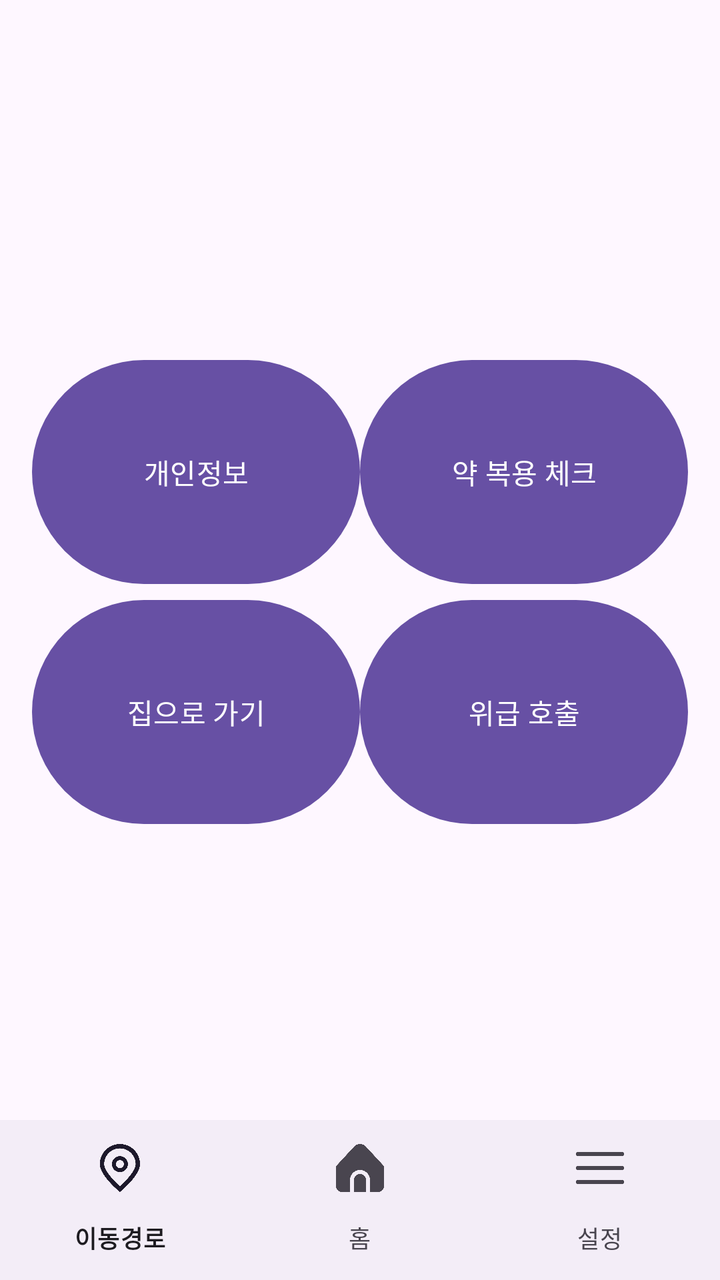
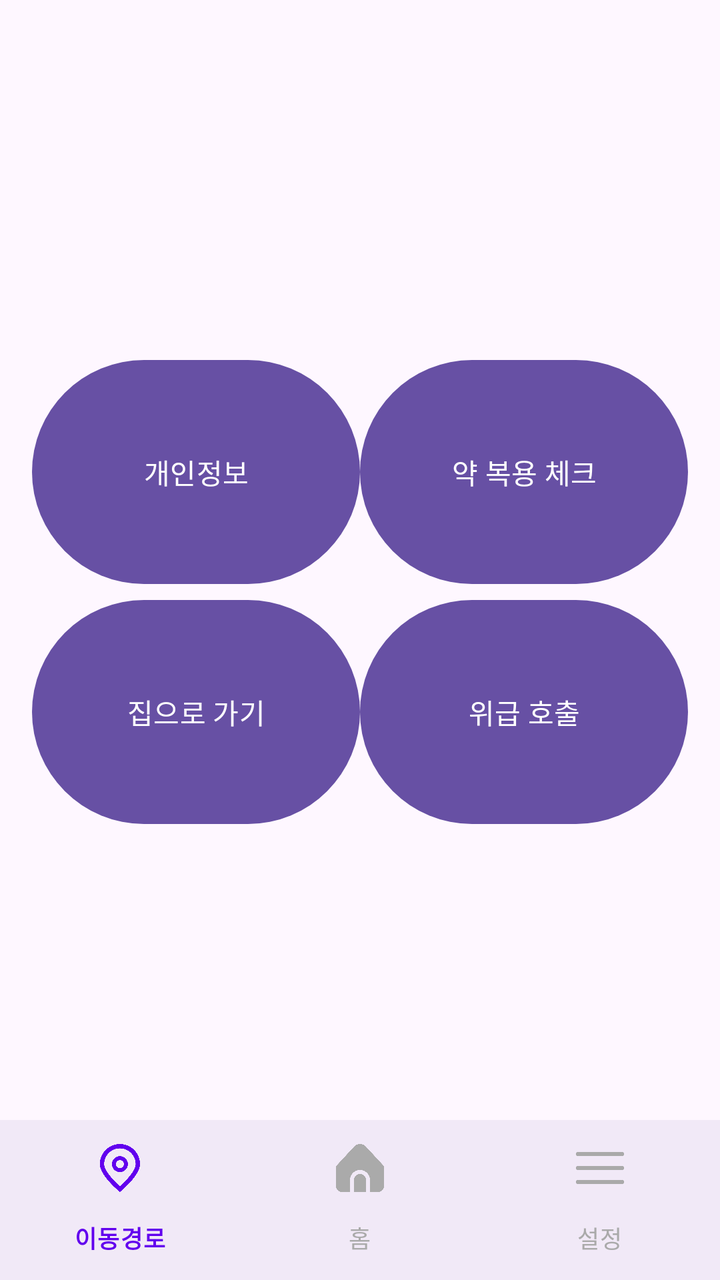

Two renders of the same Android screen: before a commit and after it. Below are the layout's source before the change and the commit's diff.
<!-- AndroidManifest.xml: application theme Theme.SecondApp -->
<!-- res/layout/activity_main.xml -->
<?xml version="1.0" encoding="utf-8"?>
<RelativeLayout xmlns:android="http://schemas.android.com/apk/res/android"
    xmlns:app="http://schemas.android.com/apk/res-auto"
    android:layout_width="match_parent"
    android:layout_height="match_parent">

    
    <GridLayout
        android:id="@+id/main_grid"
        android:layout_width="match_parent"
        android:layout_height="0dp"
        android:layout_alignParentTop="true"
        android:layout_above="@id/bottom_navigation"
        android:columnCount="2"
        android:rowCount="2"
        android:layout_margin="16dp">

        

        

        <Button
            android:id="@+id/btn_info"
            android:layout_width="0dp"
            android:layout_height="120dp"
            android:layout_row="0"
            android:layout_column="0"
            android:layout_columnWeight="1"
            android:layout_marginTop="160dp"
            android:text="개인정보" />

        <Button
            android:id="@+id/btn_medicine"
            android:layout_width="0dp"
            android:layout_height="120dp"
            android:layout_columnWeight="1"
            android:text="약 복용 체크"
            android:layout_marginTop="160dp"/>

        
        <Button
            android:id="@+id/btn_homeroute"
            android:layout_width="0dp"
            android:layout_height="120dp"
            android:layout_columnWeight="1"
            android:text="집으로 가기" />

        
        <Button
            android:id="@+id/btn_emergency"
            android:layout_width="0dp"
            android:layout_height="120dp"
            android:layout_columnWeight="1"
            android:text="위급 호출" />
    </GridLayout>

    
    <com.google.android.material.bottomnavigation.BottomNavigationView
        android:id="@+id/bottom_navigation"
        android:layout_alignParentBottom="true"
        android:layout_width="match_parent"
        android:layout_height="wrap_content"
        app:menu="@menu/bottom_nav_menu" />

</RelativeLayout>
<!-- resources referenced by this layout -->
<resources>
  <style name="Theme.SecondApp" parent="Base.Theme.SecondApp" />
  <style name="Base.Theme.SecondApp" parent="Theme.Material3.DayNight.NoActionBar">
          
          
      </style>
</resources>

<!-- the commit's change to res/layout/activity_main.xml (unified diff, before → after) -->
@@ -1,65 +1,75 @@
-<?xml version="1.0" encoding="utf-8"?>
 <RelativeLayout xmlns:android="http://schemas.android.com/apk/res/android"
     xmlns:app="http://schemas.android.com/apk/res-auto"
     android:layout_width="match_parent"
     android:layout_height="match_parent">
 
-    
-    <GridLayout
-        android:id="@+id/main_grid"
-        android:layout_width="match_parent"
-        android:layout_height="0dp"
-        android:layout_alignParentTop="true"
-        android:layout_above="@id/bottom_navigation"
-        android:columnCount="2"
-        android:rowCount="2"
-        android:layout_margin="16dp">
-
-        
-
-        
-
-        <Button
-            android:id="@+id/btn_info"
-            android:layout_width="0dp"
-            android:layout_height="120dp"
-            android:layout_row="0"
-            android:layout_column="0"
-            android:layout_columnWeight="1"
-            android:layout_marginTop="160dp"
-            android:text="개인정보" />
-
-        <Button
-            android:id="@+id/btn_medicine"
-            android:layout_width="0dp"
-            android:layout_height="120dp"
-            android:layout_columnWeight="1"
-            android:text="약 복용 체크"
-            android:layout_marginTop="160dp"/>
-
-        
-        <Button
-            android:id="@+id/btn_homeroute"
-            android:layout_width="0dp"
-            android:layout_height="120dp"
-            android:layout_columnWeight="1"
-            android:text="집으로 가기" />
-
-        
-        <Button
-            android:id="@+id/btn_emergency"
-            android:layout_width="0dp"
-            android:layout_height="120dp"
-            android:layout_columnWeight="1"
-            android:text="위급 호출" />
-    </GridLayout>
-
-    
-    <com.google.android.material.bottomnavigation.BottomNavigationView
-        android:id="@+id/bottom_navigation"
-        android:layout_alignParentBottom="true"
+    <ScrollView
         android:layout_width="match_parent"
         android:layout_height="wrap_content"
-        app:menu="@menu/bottom_nav_menu" />
+        android:layout_above="@id/bottom_navigation"
+        android:layout_alignParentTop="true">
 
+        <GridLayout
+            android:id="@+id/main_grid"
+            android:layout_width="match_parent"
+            android:layout_height="wrap_content"
+            android:layout_margin="16dp"
+            android:columnCount="2"
+            android:rowCount="2">
+
+            <Button
+                android:id="@+id/btn_info"
+                android:layout_width="0dp"
+                android:layout_height="120dp"
+                android:layout_row="0"
+                android:layout_column="0"
+                android:layout_columnWeight="1"
+                android:layout_marginTop="160dp"
+                android:text="개인정보" />
+
+            <Button
+                android:id="@+id/btn_medicine"
+                android:layout_width="0dp"
+                android:layout_height="120dp"
+                android:layout_columnWeight="1"
+                android:layout_row="0"
+                android:layout_column="1"
+                android:layout_marginTop="160dp"
+                android:text="약 복용 체크" />
+
+            <Button
+                android:id="@+id/btn_homeroute"
+                android:layout_width="0dp"
+                android:layout_height="120dp"
+                android:layout_columnWeight="1"
+                android:layout_row="1"
+                android:layout_column="0"
+                android:text="집으로 가기" />
+
+            <Button
+                android:id="@+id/btn_emergency"
+                android:layout_width="0dp"
+                android:layout_height="120dp"
+                android:layout_columnWeight="1"
+                android:layout_row="1"
+                android:layout_column="1"
+                android:text="위급 호출" />
+        </GridLayout>
+    </ScrollView>
+
+    <include layout="@layout/bottom_nav" />
 </RelativeLayout>
+<!-- res/layout/bottom_nav.xml (included above) -->
+<?xml version="1.0" encoding="utf-8"?>
+<com.google.android.material.bottomnavigation.BottomNavigationView
+    xmlns:android="http://schemas.android.com/apk/res/android"
+    xmlns:app="http://schemas.android.com/apk/res-auto"
+    android:id="@+id/bottom_navigation"
+    android:layout_width="match_parent"
+    android:layout_height="wrap_content"
+    android:layout_alignParentBottom="true"
+    app:menu="@menu/bottom_nav_menu"
+    app:labelVisibilityMode="labeled"
+    app:itemIconTint="@color/selector_nav_color"
+    app:itemTextColor="@color/selector_nav_color"
+    android:background="?android:attr/windowBackground"/>
